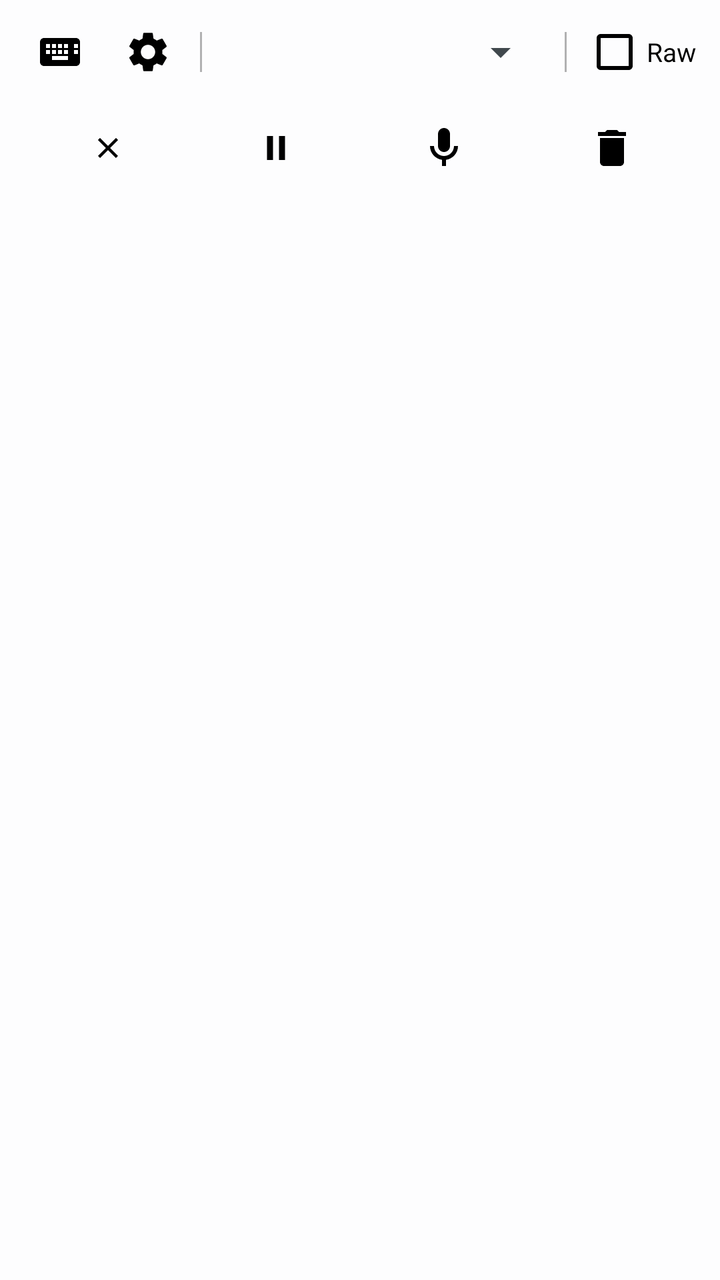
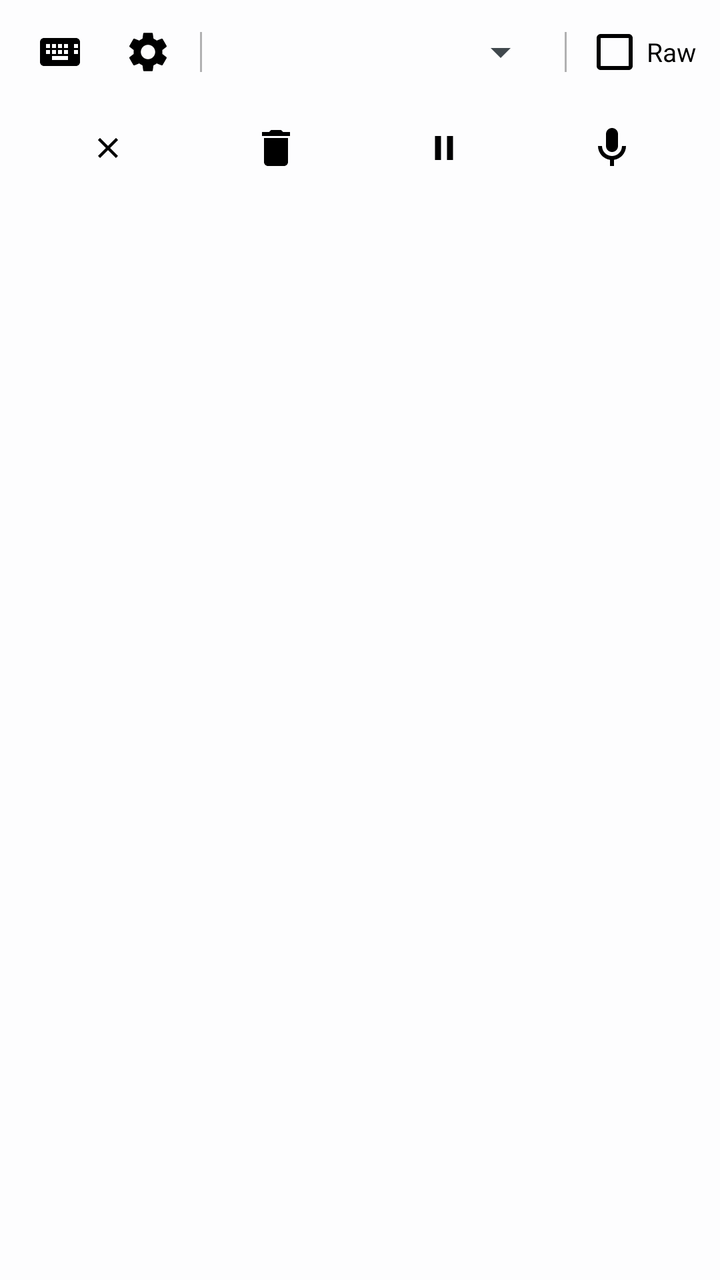

Screens rendered from an Android XML layout before and after an edit, with the pre-edit source and the edit as a unified diff.
<!-- AndroidManifest.xml: application theme Theme.PolishedRecognition.Plain -->
<!-- res/layout/ime_voice_input.xml -->
<?xml version="1.0" encoding="utf-8"?>
<LinearLayout xmlns:android="http://schemas.android.com/apk/res/android"
    android:id="@+id/ime_root"
    android:layout_width="match_parent"
    android:layout_height="wrap_content"
    android:orientation="vertical"
    android:background="@color/recording_overlay"
    android:paddingStart="12dp"
    android:paddingEnd="12dp"
    android:paddingTop="8dp"
    android:paddingBottom="8dp">

    <LinearLayout
        android:id="@+id/ime_row_top"
        android:layout_width="match_parent"
        android:layout_height="wrap_content"
        android:orientation="horizontal"
        android:gravity="center_vertical"
        android:layout_marginBottom="6dp">

        <ImageButton
            android:id="@+id/ime_switch_keyboard_button"
            android:layout_width="36dp"
            android:layout_height="36dp"
            android:layout_marginEnd="8dp"
            android:src="@drawable/ic_keyboard"
            android:background="@null"
            android:contentDescription="@string/ime_switch_keyboard_desc"
            android:scaleType="centerInside" />

        <ImageButton
            android:id="@+id/ime_settings_button"
            android:layout_width="36dp"
            android:layout_height="36dp"
            android:src="@drawable/ic_settings"
            android:background="@null"
            android:contentDescription="@string/ime_settings_desc"
            android:scaleType="centerInside" />

        <View
            android:layout_width="1dp"
            android:layout_height="20dp"
            android:background="@color/recording_divider"
            android:layout_marginStart="8dp"
            android:layout_marginEnd="8dp" />

        <Spinner
            android:id="@+id/ime_language_spinner"
            android:layout_width="0dp"
            android:layout_weight="1"
            android:layout_height="wrap_content" />

        <View
            android:id="@+id/ime_quick_settings_divider"
            android:layout_width="1dp"
            android:layout_height="20dp"
            android:background="@color/recording_divider"
            android:layout_marginStart="8dp"
            android:layout_marginEnd="8dp" />

        <TextView
            android:id="@+id/ime_rec_timer"
            android:layout_width="wrap_content"
            android:layout_height="wrap_content"
            android:text=""
            android:textColor="@color/recording_text_primary"
            android:textSize="13sp"
            android:fontFamily="monospace"
            android:visibility="gone" />

        <View
            android:id="@+id/ime_rec_timer_divider"
            android:layout_width="1dp"
            android:layout_height="20dp"
            android:background="@color/recording_divider"
            android:layout_marginStart="8dp"
            android:layout_marginEnd="8dp"
            android:visibility="gone" />

        <CheckBox
            android:id="@+id/ime_raw"
            android:layout_width="wrap_content"
            android:layout_height="wrap_content"
            android:text="@string/quick_raw"
            android:textColor="@color/recording_text_primary"
            android:textSize="13sp"
            android:buttonTint="@color/recording_text_primary" />

        <TextView
            android:id="@+id/ime_stage_text"
            android:layout_width="0dp"
            android:layout_weight="1"
            android:layout_height="wrap_content"
            android:text=""
            android:textColor="@color/recording_text_primary"
            android:textSize="15sp"
            android:layout_marginStart="8dp"
            android:visibility="gone"
            android:gravity="center_vertical" />

    </LinearLayout>

    <LinearLayout
        android:id="@+id/ime_row_buttons"
        android:layout_width="match_parent"
        android:layout_height="wrap_content"
        android:orientation="horizontal"
        android:gravity="center">

        <ImageButton
            android:id="@+id/ime_cancel_button"
            android:layout_width="0dp"
            android:layout_weight="1"
            android:layout_height="48dp"
            android:src="@drawable/ic_close"
            android:tint="@color/recording_icon_tint"
            android:background="?android:attr/selectableItemBackgroundBorderless"
            android:contentDescription="@string/ime_cancel_desc"
            android:scaleType="centerInside" />

        <ImageButton
            android:id="@+id/ime_pause_resume_button"
            android:layout_width="0dp"
            android:layout_weight="1"
            android:layout_height="48dp"
            android:src="@drawable/ic_pause"
            android:tint="@color/recording_icon_tint"
            android:background="?android:attr/selectableItemBackgroundBorderless"
            android:contentDescription="@string/ime_pause_desc"
            android:scaleType="centerInside" />

        <ImageButton
            android:id="@+id/ime_mic_send_button"
            android:layout_width="0dp"
            android:layout_weight="1"
            android:layout_height="48dp"
            android:src="@drawable/ic_mic"
            android:tint="@color/recording_icon_tint"
            android:background="?android:attr/selectableItemBackgroundBorderless"
            android:contentDescription="@string/ime_mic_desc"
            android:scaleType="centerInside" />

        <ImageButton
            android:id="@+id/ime_flush_button"
            android:layout_width="0dp"
            android:layout_weight="1"
            android:layout_height="48dp"
            android:src="@drawable/ic_delete"
            android:tint="@color/recording_icon_tint"
            android:background="?android:attr/selectableItemBackgroundBorderless"
            android:contentDescription="@string/ime_flush_desc"
            android:scaleType="centerInside" />

    </LinearLayout>
</LinearLayout>
<!-- resources referenced by this layout -->
<resources>
  <color name="recording_divider">#4D000000</color>
  <color name="recording_icon_tint">#000000</color>
  <color name="recording_overlay">#E6FFFFFF</color>
  <color name="recording_text_primary">#000000</color>
  <!-- drawable ic_close (drawable) -->
  <vector xmlns:android="http://schemas.android.com/apk/res/android"
      android:width="18dp"
      android:height="18dp"
      android:viewportWidth="24"
      android:viewportHeight="24">
      <path
          android:strokeColor="#FFFFFF"
          android:strokeWidth="2"
          android:pathData="M18,6L6,18M6,6L18,18"/>
  </vector>
  <!-- drawable ic_delete (drawable) -->
  <?xml version="1.0" encoding="utf-8"?>
  <vector xmlns:android="http://schemas.android.com/apk/res/android"
      android:width="24dp"
      android:height="24dp"
      android:viewportWidth="24"
      android:viewportHeight="24"
      android:tint="#FFFFFF">
      <path
          android:fillColor="@android:color/white"
          android:pathData="M6,19c0,1.1 0.9,2 2,2h8c1.1,0 2,-0.9 2,-2V7H6v12zM19,4h-3.5l-1,-1h-5l-1,1H5v2h14V4z" />
  </vector>
  <!-- drawable ic_keyboard (drawable) -->
  <vector xmlns:android="http://schemas.android.com/apk/res/android"
      android:width="24dp"
      android:height="24dp"
      android:viewportWidth="24"
      android:viewportHeight="24"
      android:tint="@color/recording_icon_tint">
      <path
          android:fillColor="#FF000000"
          android:pathData="M20,5H4c-1.1,0 -1.99,0.9 -1.99,2L2,17c0,1.1,0.9,2 2,2h16c1.1,0 2,-0.9 2,-2V7c0,-1.1,-0.9,-2,-2,-2zM11,8h2v2h-2V8zM11,11h2v2h-2v-2zM8,8h2v2H8V8zM8,11h2v2H8v-2zM5,11h2v2H5v-2zM5,8h2v2H5V8zM8,14h8v2H8v-2zM14,11h2v2h-2v-2zM14,8h2v2h-2V8zM19,11h2v2h-2v-2zM19,8h2v2h-2V8z" />
  </vector>
  <!-- drawable ic_mic (drawable) -->
  <vector xmlns:android="http://schemas.android.com/apk/res/android"
      android:width="24dp"
      android:height="24dp"
      android:viewportWidth="24"
      android:viewportHeight="24"
      android:tint="@color/recording_icon_tint">
      <path
          android:fillColor="#FF000000"
          android:pathData="M12,14c1.66,0 3,-1.34 3,-3V5c0,-1.66 -1.34,-3 -3,-3S9,3.34 9,5v6C9,12.66 10.34,14 12,14zM17,11c0,2.76 -2.24,5 -5,5s-5,-2.24 -5,-5H5c0,3.53 2.61,6.43 6,6.92V21h2v-3.08c3.39,-0.49 6,-3.39 6,-6.92H17z" />
  </vector>
  <!-- drawable ic_pause (drawable) -->
  <vector xmlns:android="http://schemas.android.com/apk/res/android"
      android:width="18dp"
      android:height="18dp"
      android:viewportWidth="24"
      android:viewportHeight="24">
      <path
          android:fillColor="#FFFFFF"
          android:pathData="M6,4h4v16H6V4zM14,4h4v16h-4V4z"/>
  </vector>
  <string name="ime_cancel_desc">Cancel</string>
  <string name="ime_flush_desc">Discard recording</string>
  <string name="ime_mic_desc">Record</string>
  <string name="ime_pause_desc">Pause</string>
  <string name="ime_settings_desc">Settings</string>
  <string name="ime_switch_keyboard_desc">Switch keyboard</string>
  <string name="quick_raw">Raw</string>
  <style name="Theme.PolishedRecognition.Plain" parent="@android:style/Theme.DeviceDefault.DayNight">
          <item name="android:windowNoTitle">true</item>
          <item name="android:windowActionBar">false</item>
      </style>
  <!-- unchanged entries left out for length: 1 -->
</resources>

<!-- the commit's change to res/layout/ime_voice_input.xml (unified diff, before → after) -->
@@ -119,6 +119,17 @@
             android:scaleType="centerInside" />
 
         <ImageButton
+            android:id="@+id/ime_flush_button"
+            android:layout_width="0dp"
+            android:layout_weight="1"
+            android:layout_height="48dp"
+            android:src="@drawable/ic_delete"
+            android:tint="@color/recording_icon_tint"
+            android:background="?android:attr/selectableItemBackgroundBorderless"
+            android:contentDescription="@string/ime_flush_desc"
+            android:scaleType="centerInside" />
+
+        <ImageButton
             android:id="@+id/ime_pause_resume_button"
             android:layout_width="0dp"
             android:layout_weight="1"
@@ -140,16 +151,5 @@
             android:contentDescription="@string/ime_mic_desc"
             android:scaleType="centerInside" />
 
-        <ImageButton
-            android:id="@+id/ime_flush_button"
-            android:layout_width="0dp"
-            android:layout_weight="1"
-            android:layout_height="48dp"
-            android:src="@drawable/ic_delete"
-            android:tint="@color/recording_icon_tint"
-            android:background="?android:attr/selectableItemBackgroundBorderless"
-            android:contentDescription="@string/ime_flush_desc"
-            android:scaleType="centerInside" />
-
     </LinearLayout>
 </LinearLayout>
